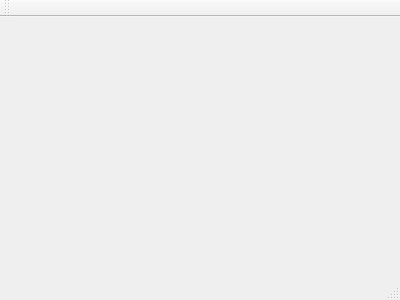
Qt form Client/ChatClient/authorization.ui (melalex/QtChat) before a commit.
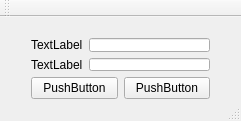
The same form after that commit.

Commit message: Authorization window done

```diff
--- a/Client/ChatClient/authorization.ui
+++ b/Client/ChatClient/authorization.ui
@@ -1,24 +1,102 @@
 <ui version="4.0">
  <class>Authorization</class>
- <widget class="QMainWindow" name="Authorization" >
-  <property name="geometry" >
+ <widget class="QMainWindow" name="Authorization">
+  <property name="geometry">
    <rect>
     <x>0</x>
     <y>0</y>
-    <width>400</width>
-    <height>300</height>
+    <width>241</width>
+    <height>121</height>
    </rect>
   </property>
   <property name="windowTitle" >
    <string>Authorization</string>
   </property>
-  <widget class="QMenuBar" name="menuBar" />
-  <widget class="QToolBar" name="mainToolBar" />
-  <widget class="QWidget" name="centralWidget" />
-  <widget class="QStatusBar" name="statusBar" />
+  <widget class="QWidget" name="centralWidget">
+   <widget class="QWidget" name="">
+    <property name="geometry">
+     <rect>
+      <x>20</x>
+      <y>10</y>
+      <width>201</width>
+      <height>83</height>
+     </rect>
+    </property>
+    <layout class="QVBoxLayout" name="verticalLayout_3">
+     <item>
+      <layout class="QHBoxLayout" name="horizontalLayout">
+       <item>
+        <layout class="QVBoxLayout" name="verticalLayout_2">
+         <item>
+          <widget class="QLabel" name="label">
+           <property name="text">
+            <string>TextLabel</string>
+           </property>
+          </widget>
+         </item>
+         <item>
+          <widget class="QLabel" name="label_2">
+           <property name="text">
+            <string>TextLabel</string>
+           </property>
+          </widget>
+         </item>
+        </layout>
+       </item>
+       <item>
+        <layout class="QVBoxLayout" name="verticalLayout">
+         <item>
+          <widget class="QLineEdit" name="lineEdit"/>
+         </item>
+         <item>
+          <widget class="QLineEdit" name="lineEdit_2"/>
+         </item>
+        </layout>
+       </item>
+      </layout>
+     </item>
+     <item>
+      <layout class="QHBoxLayout" name="horizontalLayout_2">
+       <item>
+        <widget class="QPushButton" name="pushButton_2">
+         <property name="text">
+          <string>PushButton</string>
+         </property>
+        </widget>
+       </item>
+       <item>
+        <widget class="QPushButton" name="pushButton">
+         <property name="text">
+          <string>PushButton</string>
+         </property>
+        </widget>
+       </item>
+      </layout>
+     </item>
+    </layout>
+   </widget>
+  </widget>
+  <widget class="QMenuBar" name="menuBar">
+   <property name="geometry">
+    <rect>
+     <x>0</x>
+     <y>0</y>
+     <width>241</width>
+     <height>21</height>
+    </rect>
+   </property>
+  </widget>
+  <widget class="QToolBar" name="mainToolBar">
+   <attribute name="toolBarArea">
+    <enum>TopToolBarArea</enum>
+   </attribute>
+   <attribute name="toolBarBreak">
+    <bool>false</bool>
+   </attribute>
+  </widget>
+  <widget class="QStatusBar" name="statusBar"/>
  </widget>
- <layoutDefault spacing="6" margin="11" />
- <pixmapfunction></pixmapfunction>
+ <layoutdefault spacing="6" margin="11"/>
  <resources/>
  <connections/>
 </ui>
```
Left out of the diff: 3 changed lines with no effect on the pictures. The commit also changes 12 other files.
